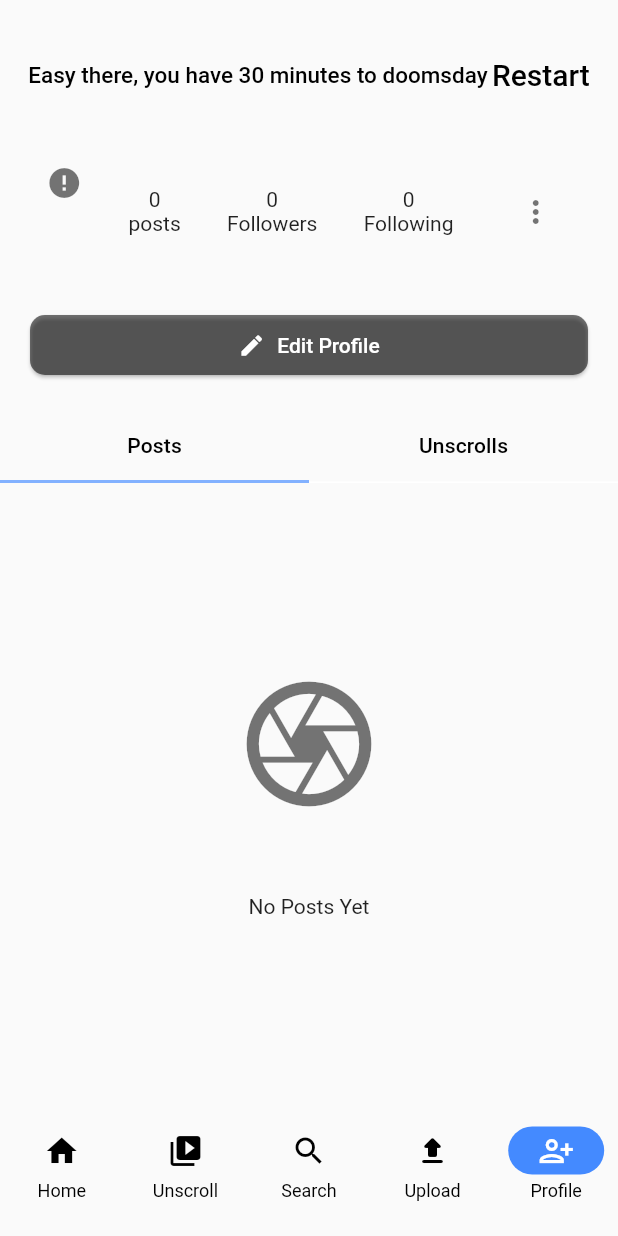
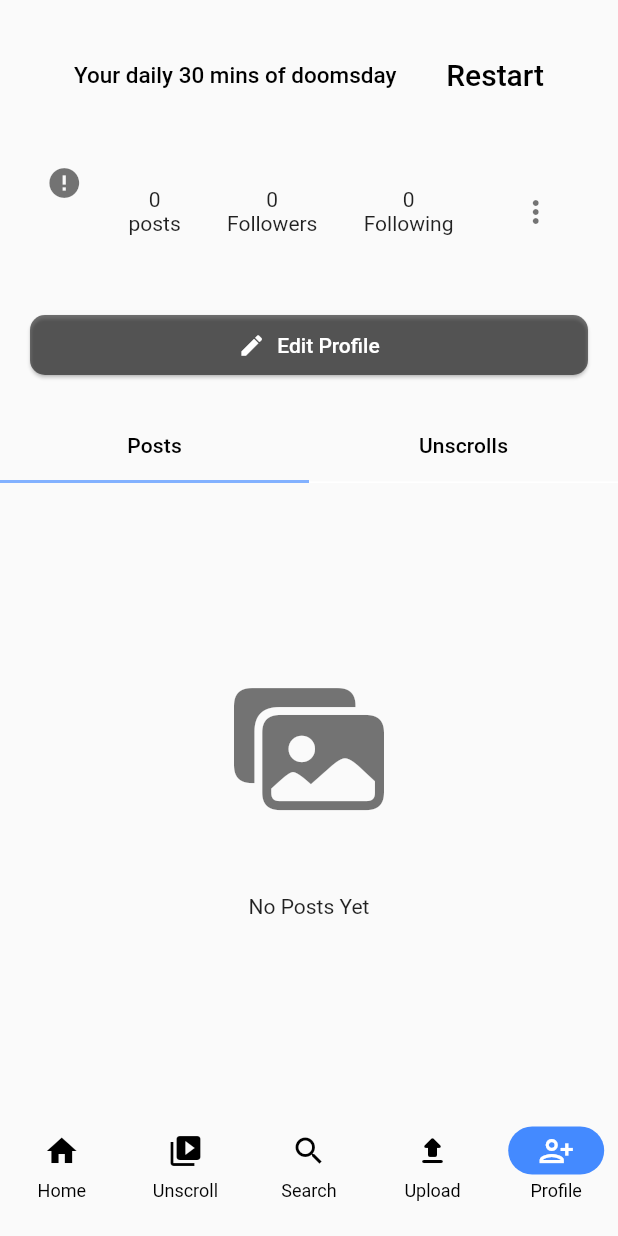
Before and after one commit to Bhavukarora03/unscroll, a Flutter app: the screen it shows once a user with an empty profile is signed in, item 5 of the bottom bar chosen, on a phone screen of 412 x 824 dp. Run offline on Flutter 3.47's test engine with Material 2 defaults, Android fonts, the phone set to English and light mode, and no system bars; drawn by our look-alikes of cached_network_image; our stand-ins replace animated_splash_screen, animated_text_kit, circular_countdown_timer, cloud_firestore, cloud_functions, connectivity_plus and 28 more; missing offline and left inert: cached_video_player, purchases_flutter, stories_editor, story, video_compress; accounts and stored records are empty; network calls fail; statements that could not run were skipped.

```diff
--- a/lib/controllers/auth_controller.dart
+++ b/lib/controllers/auth_controller.dart
@@ -402,7 +402,7 @@ class AuthController extends GetxController with CacheManager {
           .set(googleUser.toJson());
       EasyLoading.showSuccess('Logged in');
 
-       sendmail(user.email!, "Welcome to Unscroll", "Testing");
+       //sendmail(user.email!, "Welcome to Unscroll", "Testing");
 
       return;
     } catch (e) {
--- a/lib/controllers/comment_controller.dart
+++ b/lib/controllers/comment_controller.dart
@@ -59,13 +59,12 @@ class CommentController extends GetxController {
             .doc(authController.user.uid)
             .get();
 
-        var allDocs = await firebaseFirestore
+       await firebaseFirestore
             .collection(collection)
             .doc(_postId)
             .collection('comments')
             .get();
 
-        int length = allDocs.docs.length;
         var uuid =  const Uuid().v4();
 
         com_model.Comment comments = com_model.Comment(
@@ -82,7 +81,7 @@ class CommentController extends GetxController {
             .collection(collection)
             .doc(_postId)
             .collection('comments')
-            .doc('comment $length')
+            .doc(uuid)
             .set(comments.toJson());
 
         DocumentSnapshot snapshot =
--- a/lib/controllers/upload_posts_controller.dart
+++ b/lib/controllers/upload_posts_controller.dart
@@ -103,7 +103,7 @@ class UploadPostsController extends GetxController {
         DocumentSnapshot doc =
             await firebaseFirestore.collection('users').doc(uid).get();
         var allDocs = await firebaseFirestore.collection('posts').get();
-        int docCount = allDocs.docs.length;
+
 
         var uuid = const Uuid().v4();
         String postUrl = await _uploadPostToStorage( postImage);
--- a/lib/main.dart
+++ b/lib/main.dart
@@ -50,7 +50,7 @@ class MyApp extends StatelessWidget {
         initialBinding: GetBindings(),
         debugShowCheckedModeBanner: false,
         darkTheme: darkTheme,
-        themeMode: ThemeMode.system,
+        themeMode: ThemeMode.dark,
         theme: lightTheme,
         builder: EasyLoading.init(),
         home: const SplashScreen());
--- a/lib/views/pages/search_page.dart
+++ b/lib/views/pages/search_page.dart
@@ -34,7 +34,7 @@ class SearchPage extends StatelessWidget {
                   borderRadius: BorderRadius.all(Radius.circular(15.0)),
                   borderSide: BorderSide.none,
                 ),
-                hintText: 'Search',
+                hintText: 'Search for users',
                 prefixIcon: Icon(Icons.search),
                 prefixIconColor: Colors.white,
               ),
@@ -68,7 +68,7 @@ class SearchPage extends StatelessWidget {
                   posts(),
                 ])
               : SizedBox(
-                  height: 300,
+                  height: 800,
                   child: searchUsers(),
                 ));
     });
@@ -87,7 +87,7 @@ class SearchPage extends StatelessWidget {
           },
           leading: UserProfileImage(
             imageUrl: data.profilePic,
-            radius: 30,
+            radius: 20,
           ),
           trailing: IconButton(
             onPressed: () {
--- a/lib/views/pages/upload_page.dart
+++ b/lib/views/pages/upload_page.dart
@@ -110,10 +110,7 @@ class UploadPage extends StatelessWidget {
                 ),
               ),
               onPressed: () {
-               showDialog(context: context, builder: (context) => const AlertDialog(
-                 title: Text("Coming Soon"),
-                 content: Text("This feature is coming soon"),
-               ));
+                Get.to(() => const ConfirmStory());
               },
               label: const Text("Story"),
               icon: const Icon(Icons.upload))
--- a/lib/views/screens/confirm_post.dart
+++ b/lib/views/screens/confirm_post.dart
@@ -1,13 +1,10 @@
 import 'dart:io';
 import 'package:flutter/material.dart';
 import 'package:flutter_easyloading/flutter_easyloading.dart';
-import 'package:flutter_typeahead/flutter_typeahead.dart';
-
 import 'package:unscroll/constants.dart';
 import 'package:get/get.dart';
 import 'package:unscroll/controllers/location_controller.dart';
 import 'package:unscroll/controllers/upload_posts_controller.dart';
-import 'package:unscroll/views/widgets/text_input_fields.dart';
 
 class ConfirmPost extends StatefulWidget {
   const ConfirmPost({Key? key, required this.postImage, required this.imgPath})
@@ -59,7 +56,7 @@ class _ConfirmPostState extends State<ConfirmPost> {
                   _locationController.text,
                 );
               },
-              child: const Text('Confirm ppload'),
+              child: const Text('Confirm upload'),
             ),
           ),
         ],
--- a/lib/views/screens/confirm_stories.dart
+++ b/lib/views/screens/confirm_stories.dart
@@ -1,9 +1,7 @@
-import 'package:flutter/cupertino.dart';
 import 'package:flutter/material.dart';
 import 'package:flutter_easyloading/flutter_easyloading.dart';
 import 'package:stories_editor/stories_editor.dart';
 import 'package:get/get.dart';
-import 'package:unscroll/constants.dart';
 import 'package:unscroll/controllers/upload_posts_controller.dart';
 
 class ConfirmStory extends StatefulWidget {
--- a/lib/views/screens/navigation_screen.dart
+++ b/lib/views/screens/navigation_screen.dart
@@ -148,7 +148,7 @@ class _NavigationScreenState extends State<NavigationScreen>
           children: [
             const Flexible(
               child: Text(
-                "Easy there, you have 30 minutes to doomsday",
+                "Your daily 30 mins of doomsday",
                 style: TextStyle(
                   fontSize: 15,
                   fontWeight: FontWeight.w500,
--- a/lib/views/screens/profile_screen.dart
+++ b/lib/views/screens/profile_screen.dart
@@ -1,7 +1,6 @@
 import 'package:cached_network_image/cached_network_image.dart';
 import 'package:flutter/cupertino.dart';
 import 'package:flutter/material.dart';
-import 'package:flutter/services.dart';
 import 'package:flutter_easyloading/flutter_easyloading.dart';
 import 'package:shared_preferences/shared_preferences.dart';
 import 'package:unscroll/constants.dart';
@@ -87,6 +86,9 @@ class _ProfileScreenState extends State<ProfileScreen>
           },
           child: SafeArea(
             child: Scaffold(
+              appBar: widget.uid == authController.user.uid ? null: AppBar(
+                backgroundColor: Colors.transparent,
+              ),
               resizeToAvoidBottomInset: true,
               body: Column(
                 children: [
@@ -227,7 +229,7 @@ class _ProfileScreenState extends State<ProfileScreen>
                                                    TextButton(onPressed: () async{
                                                      Get.back();
                                                      Get.back();
-                                                    authController.signOut();
+
                                                      ScaffoldMessenger.of(context).showSnackBar(const SnackBar(content: Text('No, you are not leaving us. Learn to control your actions.')));
                                                    }, child: const Text('Logout & exit')),
                                                  ],
@@ -354,7 +356,7 @@ class _TabBarLibraryState extends State<TabBarLibrary> {
                 ? Column(
                     mainAxisAlignment: MainAxisAlignment.center,
                     children: const [
-                      Icon(Icons.camera_outlined,
+                      Icon(CupertinoIcons.photo_fill_on_rectangle_fill,
                           size: 100),
                       height50,
                       Center(
--- a/lib/views/screens/unscroll_stories.dart
+++ b/lib/views/screens/unscroll_stories.dart
@@ -1,7 +1,6 @@
 import 'package:cached_network_image/cached_network_image.dart';
 import 'package:flutter/material.dart';
 import 'package:story/story_page_view/story_page_view.dart';
-import 'package:unscroll/constants.dart';
 import 'package:unscroll/views/widgets/widgets.dart';
 
 import '../../controllers/profile_controller.dart';
```
Also changed, not shown: lib/views/pages/posts_page.dart (+10 -6 lines), lib/views/screens/about_app.dart (+4 -3 lines), pubspec.yaml (+2 -11 lines), pubspec.lock.
